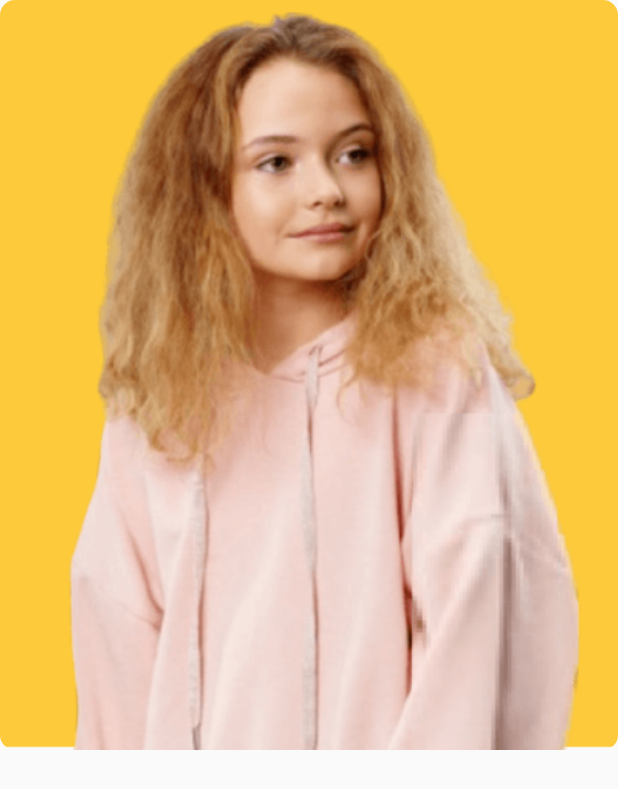
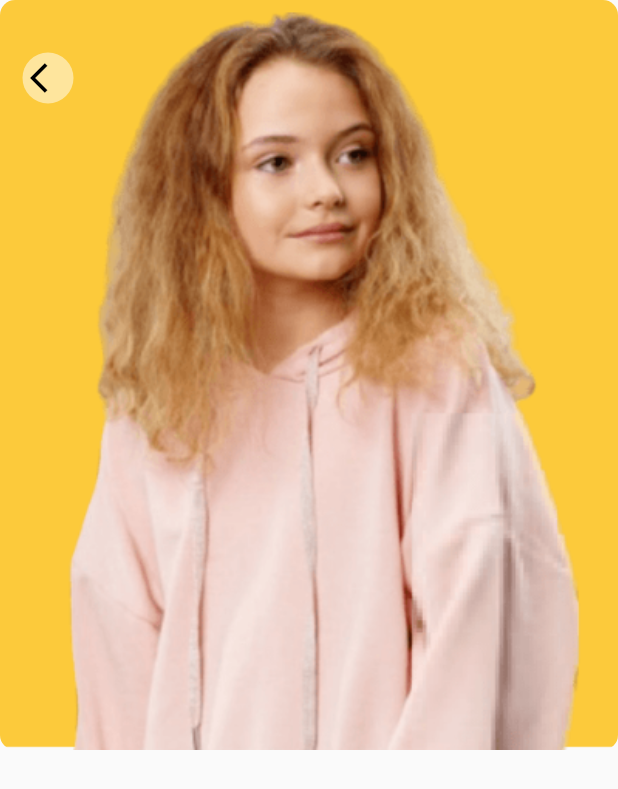
Before and after one commit to mehedi4958/ecommerce01, a Flutter app: the screen it shows after launch, after a tap on "Gucci oversize", on a phone screen of 412 x 824 dp. Shown: the top 789 px of the screen. Run offline on Flutter 3.47's test engine with Material 2 defaults, Android fonts, the phone set to English and light mode, and no system bars; our stand-ins replace cloud_firestore, firebase_auth, firebase_core, firebase_storage, image_picker; accounts and stored records are empty.

Commit message:
backward button provided to detail screen

```diff
--- a/lib/views/screens/detail/detail_screen.dart
+++ b/lib/views/screens/detail/detail_screen.dart
@@ -25,6 +25,26 @@ class DetailScreen extends StatelessWidget {
                   borderRadius: BorderRadius.circular(10),
                 ),
               ),
+              Positioned(
+                left: 15,
+                top: 35,
+                child: InkWell(
+                  onTap: () {
+                    Navigator.of(context).pop();
+                  },
+                  child: Container(
+                    padding: const EdgeInsets.all(5),
+                    decoration: BoxDecoration(
+                      color: Colors.white.withOpacity(0.5),
+                      shape: BoxShape.circle,
+                    ),
+                    child: const Icon(
+                      Icons.arrow_back_ios,
+                      color: Colors.black,
+                    ),
+                  ),
+                ),
+              ),
             ],
           ),
         ],
```
